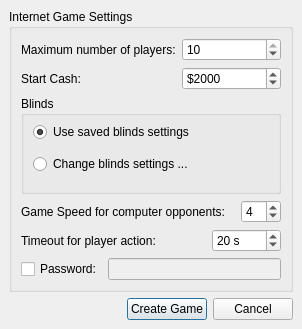
The window that src/gui/qt/createinternetgamedialog.ui (pokerth/pokerth) describes before a commit, drawn with Qt 5.
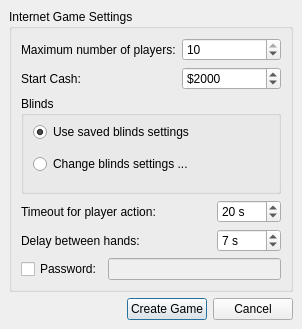
The same window after the commit.

Commit message: add delay between hands option for network/internet game

```diff
--- a/src/gui/qt/createinternetgamedialog.ui
+++ b/src/gui/qt/createinternetgamedialog.ui
@@ -110,56 +110,7 @@
         </layout>
        </widget>
       </item>
-      <item row="3" column="0" colspan="3">
-       <widget class="QLabel" name="label_5">
-        <property name="text">
-         <string>Game Speed for computer opponents:</string>
-        </property>
-        <property name="buddy">
-         <cstring>spinBox_gameSpeed</cstring>
-        </property>
-       </widget>
-      </item>
-      <item row="3" column="3">
-       <widget class="QSpinBox" name="spinBox_gameSpeed">
-        <property name="minimum">
-         <number>1</number>
-        </property>
-        <property name="maximum">
-         <number>11</number>
-        </property>
-        <property name="value">
-         <number>4</number>
-        </property>
-       </widget>
-      </item>
-      <item row="4" column="0" colspan="2">
-       <widget class="QLabel" name="label_6">
-        <property name="text">
-         <string>Timeout for player action:</string>
-        </property>
-        <property name="buddy">
-         <cstring>spinBox_netTimeOutPlayerAction</cstring>
-        </property>
-       </widget>
-      </item>
-      <item row="4" column="2" colspan="2">
-       <widget class="QSpinBox" name="spinBox_netTimeOutPlayerAction">
-        <property name="suffix">
-         <string> s</string>
-        </property>
-        <property name="minimum">
-         <number>5</number>
-        </property>
-        <property name="maximum">
-         <number>60</number>
-        </property>
-        <property name="value">
-         <number>20</number>
-        </property>
-       </widget>
-      </item>
-      <item row="5" column="0" colspan="4">
+      <item row="6" column="0" colspan="4">
        <layout class="QHBoxLayout">
         <property name="spacing">
          <number>6</number>
@@ -186,6 +137,58 @@
         </item>
        </layout>
       </item>
+      <item row="3" column="0" colspan="2">
+       <widget class="QLabel" name="label_6">
+        <property name="text">
+         <string>Timeout for player action:</string>
+        </property>
+        <property name="buddy">
+         <cstring>spinBox_netTimeOutPlayerAction</cstring>
+        </property>
+       </widget>
+      </item>
+      <item row="4" column="0" colspan="2">
+       <widget class="QLabel" name="label_5">
+        <property name="text">
+         <string>Delay between hands:</string>
+        </property>
+        <property name="buddy">
+         <cstring>spinBox_netDelayBetweenHands</cstring>
+        </property>
+       </widget>
+      </item>
+      <item row="3" column="2" colspan="2">
+       <widget class="QSpinBox" name="spinBox_netTimeOutPlayerAction">
+        <property name="suffix">
+         <string> s</string>
+        </property>
+        <property name="minimum">
+         <number>5</number>
+        </property>
+        <property name="maximum">
+         <number>60</number>
+        </property>
+        <property name="value">
+         <number>20</number>
+        </property>
+       </widget>
+      </item>
+      <item row="4" column="2" colspan="2">
+       <widget class="QSpinBox" name="spinBox_netDelayBetweenHands">
+        <property name="suffix">
+         <string> s</string>
+        </property>
+        <property name="minimum">
+         <number>5</number>
+        </property>
+        <property name="maximum">
+         <number>20</number>
+        </property>
+        <property name="value">
+         <number>7</number>
+        </property>
+       </widget>
+      </item>
      </layout>
     </widget>
    </item>
```
Left out of the diff: 2 changed lines with no effect on the pictures. The commit also changes 10 other files.
